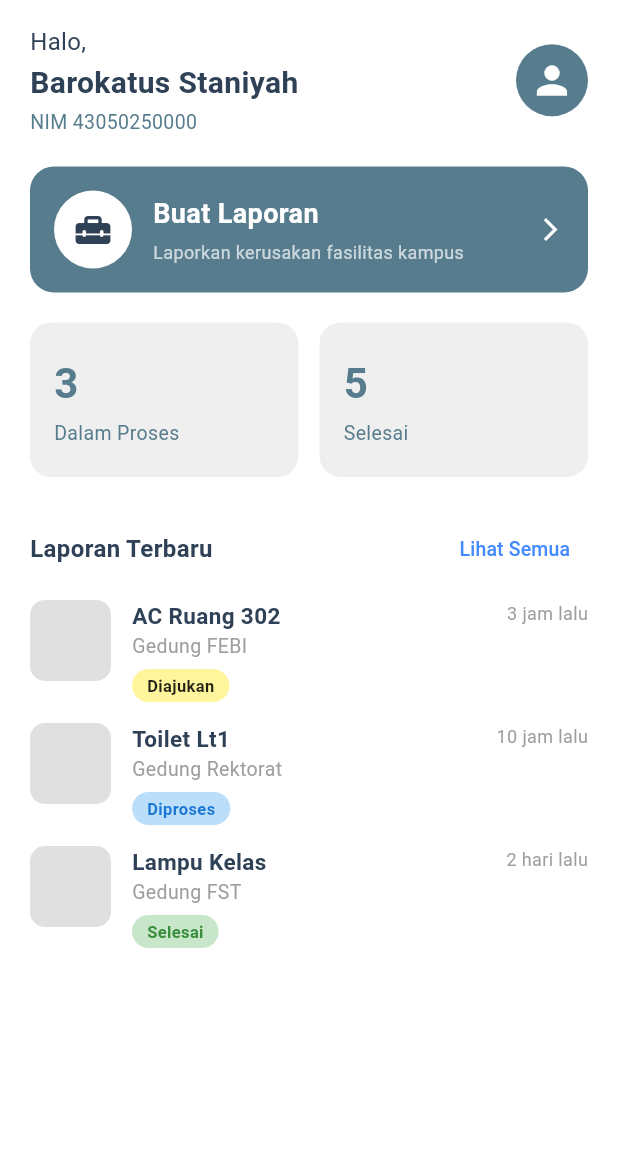
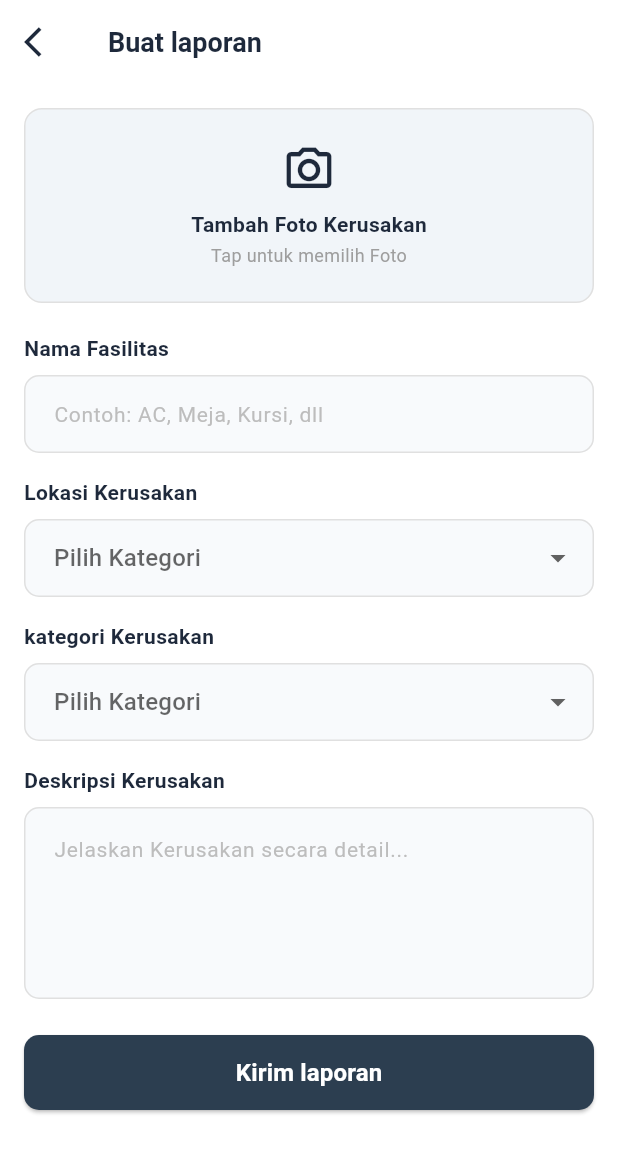
Before and after one commit to keyyy8-unhub/projek_KampusCare, a Flutter app: the screen it shows after launch, on a phone screen of 412 x 824 dp. Shown: the top 1153 px of the screen. Run offline on Flutter 3.47's test engine with Material 3 defaults, Android fonts, the phone set to English and light mode, and no system bars.

Commit message:
buat_laporan_mhs

```diff
--- a/lib/main.dart
+++ b/lib/main.dart
@@ -1,6 +1,6 @@
 import 'package:flutter/material.dart';
 import 'package:proyek_kampuscare/pages/home_page.dart';
-
+import 'pages/buat_laporan_mhs.dart';
 
 void main() {
   runApp(KampusCare());
@@ -13,7 +13,7 @@ class KampusCare extends StatelessWidget {
   Widget build(BuildContext context) {
     return const MaterialApp(
       debugShowCheckedModeBanner: false,
-      home: BerandaMahasiswaPage(),
+      home: BuatLaporanPage(),
     );
   }
 }
--- /dev/null
+++ b/lib/pages/buat_laporan_mhs.dart
@@ -0,0 +1,241 @@
+import 'package:flutter/material.dart';
+
+class BuatLaporanPage extends StatefulWidget {
+  const BuatLaporanPage({super.key});
+
+  @override
+  State<BuatLaporanPage> createState() => _BuatLaporanPageState();
+}
+
+class _BuatLaporanPageState extends State<BuatLaporanPage> {
+  // Variabel untuk menampung pilihan dropdown
+  String? selectedLokasi;
+  String? selectedKategori;
+
+  @override
+  Widget build(BuildContext context) {
+    return Scaffold(
+      backgroundColor: Colors.white,
+      appBar: AppBar(
+        backgroundColor: Colors.white,
+        elevation: 0,
+        leading: IconButton(
+          icon: const Icon(Icons.arrow_back_ios, color: Color(0xFF1E293B)),
+          onPressed: () {
+            Navigator.pop(context); // Kembali ke halaman sebelumnya (Beranda)
+          },
+        ),
+        title: const Text(
+          "Buat laporan",
+          style: TextStyle(
+            color: Color(0xFF1E293B),
+            fontWeight: FontWeight.bold,
+            fontSize: 18,
+          ),
+        ),
+      ),
+      body: SingleChildScrollView(
+        padding: const EdgeInsets.all(16.0),
+        child: Column(
+          crossAxisAlignment: CrossAxisAlignment.start,
+          children: [
+            // Kotak Upload Foto Kerusakan
+            Container(
+              width: double.infinity,
+              height: 130,
+              decoration: BoxDecoration(
+                color: const Color(0xFFF1F5F9),
+                borderRadius: BorderRadius.circular(12),
+                border: Border.all(color: Colors.grey.shade300),
+              ),
+              child: Column(
+                mainAxisAlignment: MainAxisAlignment.center,
+                children: const [
+                  Icon(Icons.camera_alt_outlined, size: 36, color: Color(0xFF1E293B)),
+                  SizedBox(height: 8),
+                  Text(
+                    "Tambah Foto Kerusakan",
+                    style: TextStyle(
+                      fontWeight: FontWeight.bold,
+                      color: Color(0xFF1E293B),
+                      fontSize: 14,
+                    ),
+                  ),
+                  SizedBox(height: 2),
+                  Text(
+                    "Tap untuk memilih Foto",
+                    style: TextStyle(
+                      color: Colors.grey,
+                      fontSize: 12,
+                    ),
+                  ),
+                ],
+              ),
+            ),
+            const SizedBox(height: 20),
+
+            // Input Nama Fasilitas
+            const Text(
+              "Nama Fasilitas",
+              style: TextStyle(
+                fontWeight: FontWeight.bold,
+                color: Color(0xFF1E293B),
+                fontSize: 14,
+              ),
+            ),
+            const SizedBox(height: 8),
+            TextField(
+              decoration: InputDecoration(
+                hintText: "Contoh: AC, Meja, Kursi, dll",
+                hintStyle: TextStyle(color: Colors.grey.shade400, fontSize: 14),
+                filled: true,
+                fillColor: const Color(0xFFF8FAFC),
+                contentPadding: const EdgeInsets.symmetric(horizontal: 16, vertical: 14),
+                border: OutlineInputBorder(
+                  borderRadius: BorderRadius.circular(10),
+                  borderSide: BorderSide(color: Colors.grey.shade300),
+                ),
+                enabledBorder: OutlineInputBorder(
+                  borderRadius: BorderRadius.circular(10),
+                  borderSide: BorderSide(color: Colors.grey.shade300),
+                ),
+              ),
+            ),
+            const SizedBox(height: 16),
+
+            // Dropdown Lokasi Kerusakan
+            const Text(
+              "Lokasi Kerusakan",
+              style: TextStyle(
+                fontWeight: FontWeight.bold,
+                color: Color(0xFF1E293B),
+                fontSize: 14,
+              ),
+            ),
+            const SizedBox(height: 8),
+            DropdownButtonFormField<String>(
+              value: selectedLokasi,
+              decoration: InputDecoration(
+                hintText: "Pilih Kategori",
+                hintStyle: TextStyle(color: Colors.grey.shade400, fontSize: 14),
+                filled: true,
+                fillColor: const Color(0xFFF8FAFC),
+                contentPadding: const EdgeInsets.symmetric(horizontal: 16, vertical: 14),
+                border: OutlineInputBorder(
+                  borderRadius: BorderRadius.circular(10),
+                  borderSide: BorderSide(color: Colors.grey.shade300),
+                ),
+                enabledBorder: OutlineInputBorder(
+                  borderRadius: BorderRadius.circular(10),
+                  borderSide: BorderSide(color: Colors.grey.shade300),
+                ),
+              ),
+              items: ["Gedung Rektorat", "Gedung FEBI", "Gedung FST", "Gedung FTIK", "Gedung Perpustakaan"]
+                  .map((lokasi) => DropdownMenuItem(value: lokasi, child: Text(lokasi)))
+                  .toList(),
+              onChanged: (value) {
+                setState(() {
+                  selectedLokasi = value;
+                });
+              },
+            ),
+            const SizedBox(height: 16),
+
+            // Dropdown Kategori Kerusakan
+            const Text(
+              "kategori Kerusakan",
+              style: TextStyle(
+                fontWeight: FontWeight.bold,
+                color: Color(0xFF1E293B),
+                fontSize: 14,
+              ),
+            ),
+            const SizedBox(height: 8),
+            DropdownButtonFormField<String>(
+              value: selectedKategori,
+              decoration: InputDecoration(
+                hintText: "Pilih Kategori",
+                hintStyle: TextStyle(color: Colors.grey.shade400, fontSize: 14),
+                filled: true,
+                fillColor: const Color(0xFFF8FAFC),
+                contentPadding: const EdgeInsets.symmetric(horizontal: 16, vertical: 14),
+                border: OutlineInputBorder(
+                  borderRadius: BorderRadius.circular(10),
+                  borderSide: BorderSide(color: Colors.grey.shade300),
+                ),
+                enabledBorder: OutlineInputBorder(
+                  borderRadius: BorderRadius.circular(10),
+                  borderSide: BorderSide(color: Colors.grey.shade300),
+                ),
+              ),
+              items: ["Ringan", "Sedang", "Berat / Rusak Total"]
+                  .map((kategori) => DropdownMenuItem(value: kategori, child: Text(kategori)))
+                  .toList(),
+              onChanged: (value) {
+                setState(() {
+                  selectedKategori = value;
+                });
+              },
+            ),
+            const SizedBox(height: 16),
+
+            // Deskripsi Kerusakan
+            const Text(
+              "Deskripsi Kerusakan",
+              style: TextStyle(
+                fontWeight: FontWeight.bold,
+                color: Color(0xFF1E293B),
+                fontSize: 14,
+              ),
+            ),
+            const SizedBox(height: 8),
+            TextField(
+              maxLines: 4,
+              decoration: InputDecoration(
+                hintText: "Jelaskan Kerusakan secara detail...",
+                hintStyle: TextStyle(color: Colors.grey.shade400, fontSize: 14),
+                filled: true,
+                fillColor: const Color(0xFFF8FAFC),
+                contentPadding: const EdgeInsets.all(16),
+                border: OutlineInputBorder(
+                  borderRadius: BorderRadius.circular(10),
+                  borderSide: BorderSide(color: Colors.grey.shade300),
+                ),
+                enabledBorder: OutlineInputBorder(
+                  borderRadius: BorderRadius.circular(10),
+                  borderSide: BorderSide(color: Colors.grey.shade300),
+                ),
+              ),
+            ),
+            const SizedBox(height: 24),
+
+            // Tombol Kirim Laporan
+            SizedBox(
+              width: double.infinity,
+              height: 50,
+              child: ElevatedButton(
+                style: ElevatedButton.styleFrom(
+                  backgroundColor: const Color(0xFF2C3E50), // Warna tombol gelap sesuai Figma
+                  shape: RoundedRectangleBorder(
+                    borderRadius: BorderRadius.circular(10),
+                  ),
+                ),
+                onPressed: () {
+                  // Aksi saat tombol kirim ditekan
+                },
+                child: const Text(
+                  "Kirim laporan",
+                  style: TextStyle(
+                    color: Colors.white,
+                    fontWeight: FontWeight.bold,
+                    fontSize: 16,
+                  ),
+                ),
+              ),
+            ),
+          ],
+        ),
+      ),
+    );
+  }
+}
```
